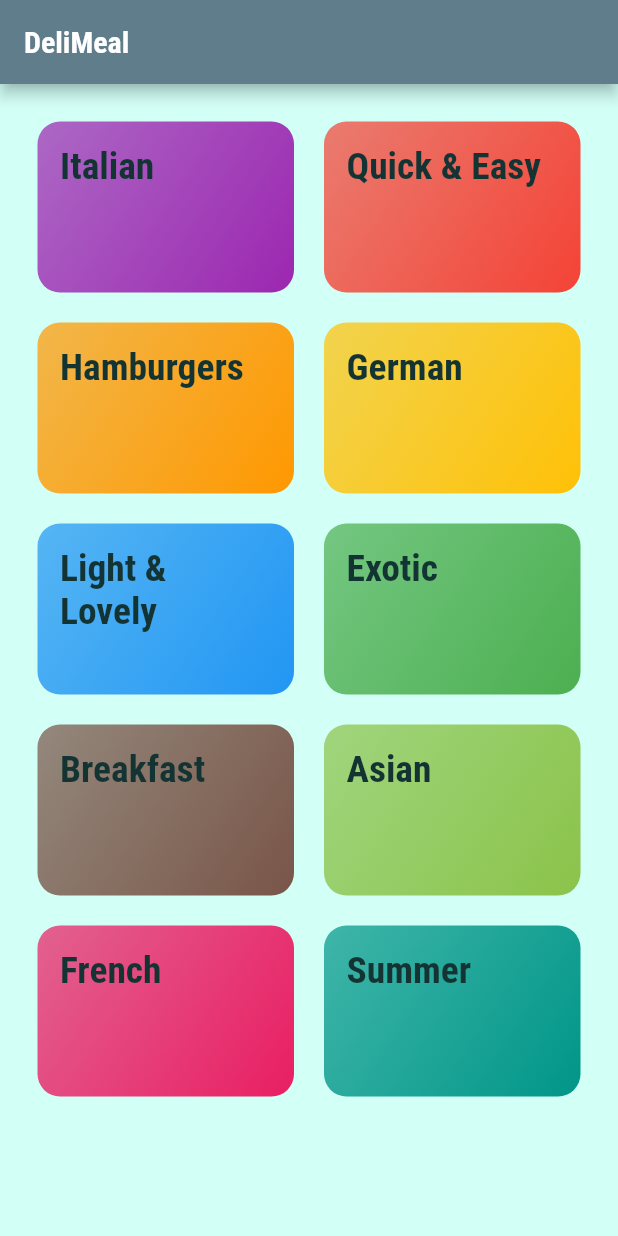
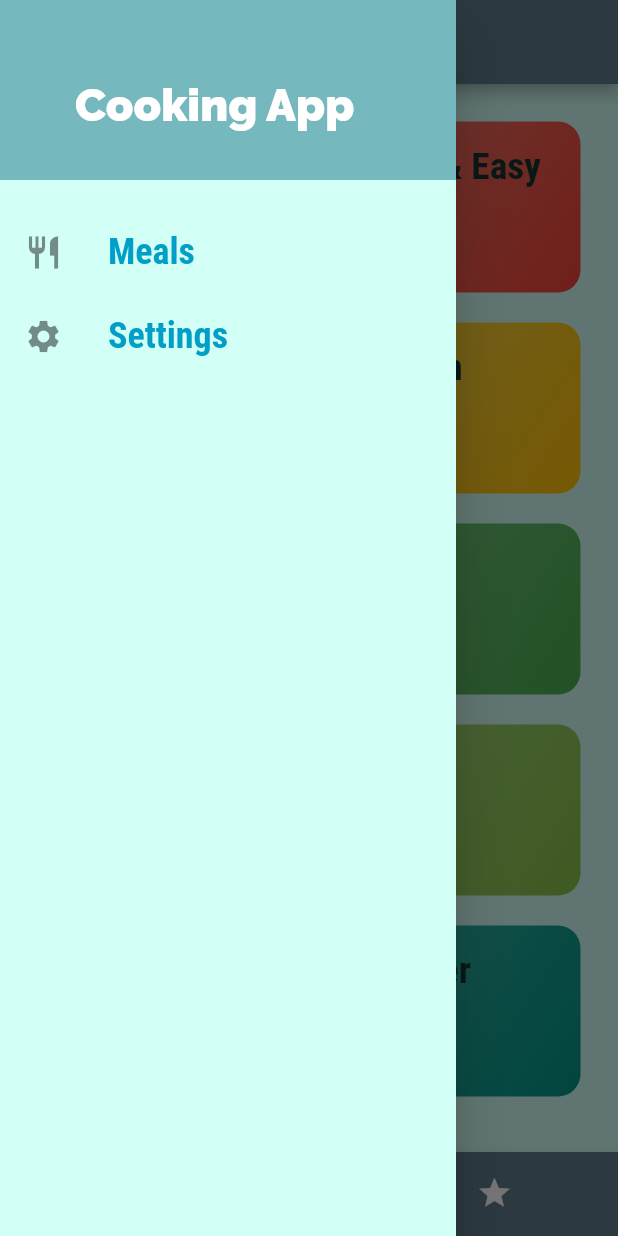
Before and after one commit to riyashah22/Meals-App, a Flutter app: the screen it shows after launch, with the side drawer open (before the commit the screen has no drawer), on a phone screen of 412 x 824 dp. Run offline on Flutter 3.47's test engine with Material 2 defaults, Android fonts, the phone set to English and light mode, and no system bars.

Commit message:
first commit

```diff
--- a/lib/main.dart
+++ b/lib/main.dart
@@ -1,15 +1,74 @@
-import 'dart:ui';
-
 import 'package:flutter/material.dart';
+import 'package:meals_app/dummy_data.dart';
+import 'package:meals_app/models/meals.dart';
 import 'package:meals_app/screens/category_meals_screen.dart';
 import 'package:meals_app/screens/catrgories_screen.dart';
 import 'package:meals_app/screens/meal_detail_screen.dart';
+import 'package:meals_app/screens/settings_screen.dart';
+import 'package:meals_app/screens/tabs_screen.dart';
 
 void main() => runApp(MyApp());
 
-class MyApp extends StatelessWidget {
+class MyApp extends StatefulWidget {
+  @override
+  State<MyApp> createState() => _MyAppState();
+}
+
+class _MyAppState extends State<MyApp> {
+  Map<String, bool> _filters = {
+    'gluten': false,
+    'lactose': false,
+    'vegan': false,
+    'vegetarian': false,
+  };
+
+  List<Meal> _availableMeals = DUMMY_MEALS;
+  List<Meal> _favoriteMeals = [];
+
+  void _setFilters(Map<String, bool> filterData) {
+    setState(() {
+      _filters = filterData;
+      //print(filterData);
+      _availableMeals = DUMMY_MEALS.where((meal) {
+        //print(meal);
+        if (_filters['gluten']! && !meal.isGlutenFree!) {
+          return false;
+        }
+        if (_filters['lactose']! && !meal.isLactoseFree!) {
+          return false;
+        }
+        if (_filters['vegan']! && !meal.isVegan!) {
+          return false;
+        }
+        if (_filters['vegetarian']! && !meal.isVegetarian!) {
+          return false;
+        }
+        return true;
+      }).toList();
+    });
+  }
+
+  void _toggleFavorite(String mealId) {
+    final existingIndex =
+        _favoriteMeals.indexWhere((meal) => meal.id == mealId);
+    if (existingIndex >= 0) {
+      setState(() {
+        _favoriteMeals.removeAt(existingIndex);
+      });
+    } else {
+      setState(() {
+        _favoriteMeals.add(DUMMY_MEALS.firstWhere((meal) => meal.id == mealId));
+      });
+    }
+  }
+
+  bool _isMealFav(String id) {
+    return _favoriteMeals.any((meal) => meal.id == id);
+  }
+
   @override
   Widget build(BuildContext context) {
+    //print(_availableMeals);
     return MaterialApp(
       debugShowCheckedModeBanner: false,
       title: 'DeliMeals',
@@ -33,9 +92,13 @@ class MyApp extends StatelessWidget {
       ),
       //home: CategoriesScreen(),
       routes: {
-        '/': (ctx) => CategoriesScreen(),
-        CategoryMealsScreen.routeName: (ctx) => CategoryMealsScreen(),
-        MealDetailScreen.routeName: (ctx) => MealDetailScreen(),
+        '/': (ctx) => TabsScreen(_favoriteMeals),
+        CategoryMealsScreen.routeName: (ctx) =>
+            CategoryMealsScreen(_availableMeals),
+        MealDetailScreen.routeName: (ctx) =>
+            MealDetailScreen(_toggleFavorite, _isMealFav),
+        SettingsScreen.routeName: (ctx) =>
+            SettingsScreen(_filters, _setFilters),
       },
       onGenerateRoute: (settings) {
         print(settings.arguments);
--- a/lib/screens/catrgories_screen.dart
+++ b/lib/screens/catrgories_screen.dart
@@ -4,15 +4,9 @@ import '../dummy_data.dart';
 import '../widgets/category_item.dart';
 
 class CategoriesScreen extends StatelessWidget {
-  const CategoriesScreen({super.key});
-
   @override
   Widget build(BuildContext context) {
-    return Scaffold(
-        appBar: AppBar(
-          title: const Text('DeliMeal'),
-        ),
-        body: GridView(
+    return GridView(
       padding: const EdgeInsets.all(25),
       // map list of data into list of widget
       // ignore: sort_child_properties_last
@@ -28,6 +22,6 @@ class CategoriesScreen extends StatelessWidget {
           childAspectRatio: 3 / 2,
           crossAxisSpacing: 20,
           mainAxisSpacing: 20),
-        ));
+    );
   }
 }
--- /dev/null
+++ b/lib/screens/tabs_screen.dart
@@ -0,0 +1,97 @@
+import 'package:flutter/material.dart';
+import 'package:meals_app/screens/catrgories_screen.dart';
+import 'package:meals_app/widgets/main_drawer.dart';
+import '../screens/favorites_screen.dart';
+import '../models/meals.dart';
+
+class TabsScreen extends StatefulWidget {
+  final List<Meal> favoriteMeals;
+  TabsScreen(this.favoriteMeals);
+  @override
+  State<TabsScreen> createState() => _TabsScreenState();
+}
+
+class _TabsScreenState extends State<TabsScreen> {
+  List<Map<String, Object>>? _pages;
+
+  int _selectedPageIndex = 0;
+
+  @override
+  void initState() {
+    _pages = [
+      {
+        'page': CategoriesScreen(),
+        'title': 'Categories',
+      },
+      {
+        'page': FavoritesScreen(widget.favoriteMeals),
+        'title': 'Favorites',
+      },
+    ];
+    super.initState();
+  }
+
+  void _selectPage(int index) {
+    setState(() {
+      _selectedPageIndex = index;
+    });
+  }
+
+  @override
+  Widget build(BuildContext context) {
+    return Scaffold(
+      appBar: AppBar(
+        title: Text(_pages?[_selectedPageIndex]['title'] as String),
+      ),
+      drawer: MainDrawer(),
+      body: _pages?[_selectedPageIndex]['page'] as Widget,
+      bottomNavigationBar: BottomNavigationBar(
+        onTap: _selectPage,
+        backgroundColor: Theme.of(context).primaryColor,
+        unselectedItemColor: Colors.white,
+        selectedItemColor: Theme.of(context).canvasColor,
+        currentIndex: _selectedPageIndex,
+        type: BottomNavigationBarType.shifting,
+        items: [
+          BottomNavigationBarItem(
+            backgroundColor: Theme.of(context).primaryColor,
+            icon: Icon(Icons.category),
+            label: 'Categories',
+          ),
+          BottomNavigationBarItem(
+            backgroundColor: Theme.of(context).primaryColor,
+            icon: Icon(Icons.star),
+            label: 'Favorites',
+          ),
+        ],
+      ),
+    );
+    // Another code for making tab bar
+    //   return DefaultTabController(
+    //     length: 2, // one for all categores one for fav item
+    //     child: Scaffold(
+    //       appBar: AppBar(
+    //         title: const Text('Meals'),
+    //         bottom: const TabBar(
+    //           tabs: [
+    //             Tab(
+    //               icon: Icon(Icons.category),
+    //               text: 'Categories',
+    //             ),
+    //             Tab(
+    //               icon: Icon(Icons.star),
+    //               text: 'Favorites',
+    //             ),
+    //           ],
+    //         ),
+    //       ),
+    //       body: TabBarView(
+    //         children: [
+    //           CategoriesScreen(),
+    //           FavoritesScreen(),
+    //         ],
+    //       ),
+    //     ),
+    //   );
+  }
+}
--- /dev/null
+++ b/lib/widgets/main_drawer.dart
@@ -0,0 +1,72 @@
+import 'package:flutter/material.dart';
+import 'package:meals_app/screens/settings_screen.dart';
+import 'package:meals_app/screens/tabs_screen.dart';
+
+class MainDrawer extends StatelessWidget {
+  Widget buildListTile(String title, IconData icon, Function() tapHandler) {
+    return ListTile(
+      leading: Icon(
+        icon,
+        size: 26,
+      ),
+      title: Text(
+        title,
+        style: const TextStyle(
+          fontFamily: 'RobotoCondensed',
+          fontSize: 24,
+          fontWeight: FontWeight.bold,
+        ),
+      ),
+      onTap: tapHandler,
+    );
+  }
+
+  @override
+  Widget build(BuildContext context) {
+    return Drawer(
+      child: Column(
+        children: [
+          Container(
+            height: 120,
+            width: double.infinity,
+            padding: const EdgeInsets.all(20),
+            alignment: Alignment.centerLeft,
+            color: Color(0xff75B9BE),
+            child: Container(
+              margin: const EdgeInsets.only(
+                left: 30,
+                top: 20,
+              ),
+              child: Text(
+                'Cooking App',
+                style: TextStyle(
+                  fontWeight: FontWeight.w900,
+                  fontSize: 30,
+                  color: Theme.of(context).cardColor,
+                ),
+              ),
+            ),
+          ),
+          const SizedBox(
+            height: 20,
+          ),
+          buildListTile(
+            "Meals",
+            Icons.restaurant,
+            () {
+              Navigator.of(context).pushReplacementNamed('/');
+            },
+          ),
+          buildListTile(
+            "Settings",
+            Icons.settings,
+            () {
+              Navigator.of(context)
+                  .pushReplacementNamed(SettingsScreen.routeName);
+            },
+          ),
+        ],
+      ),
+    );
+  }
+}
```
Also changed, not shown: lib/screens/category_meals_screen.dart (+50 -22 lines), lib/screens/favorites_screen.dart (added, +32 -0 lines), lib/screens/meal_detail_screen.dart (+66 -13 lines), lib/screens/settings_screen.dart (added, +103 -0 lines), lib/widgets/meal_item.dart (+8 -2 lines). Lines whose indentation alone changed are shown as unchanged.
